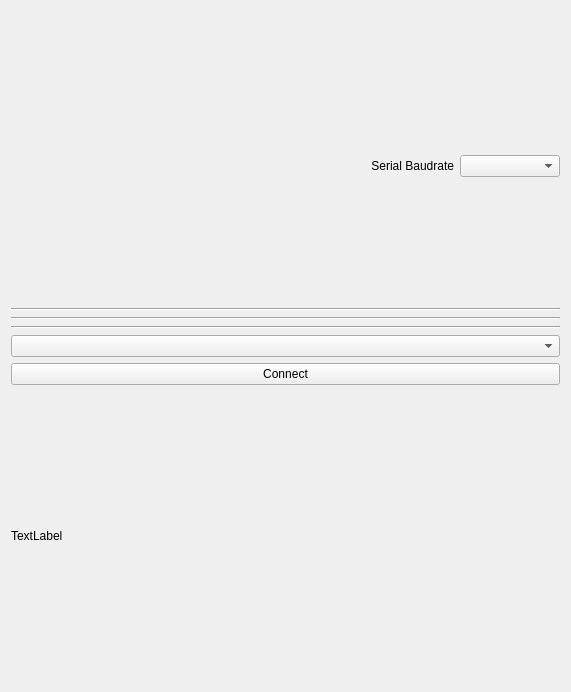
Qt form ground/openpilotgcs/src/plugins/esc/esc.ui (peabody124/TauLabs) before a commit.
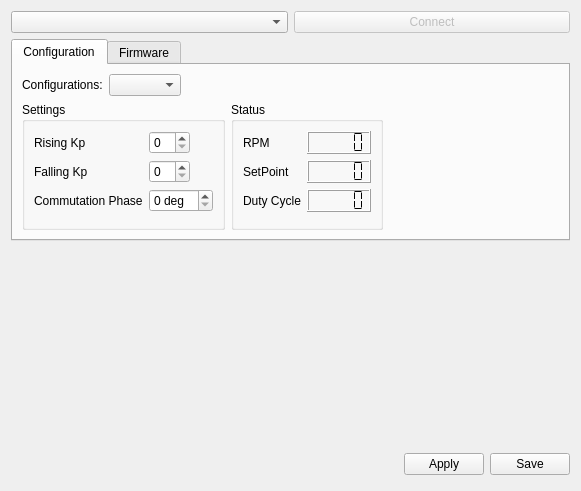
The same form after that commit. Icons and pictures are not drawn.

Commit message: Get the GCS compiling with the ESC configuration plugin, but it's currently a stub.

Patch:
```diff
--- a/ground/openpilotgcs/src/plugins/esc/esc.ui
+++ b/ground/openpilotgcs/src/plugins/esc/esc.ui
@@ -6,8 +6,8 @@
    <rect>
     <x>0</x>
     <y>0</y>
-    <width>571</width>
-    <height>692</height>
+    <width>581</width>
+    <height>491</height>
    </rect>
   </property>
   <property name="windowTitle">
@@ -15,12 +15,12 @@
   </property>
   <layout class="QVBoxLayout" name="verticalLayout">
    <item>
-    <layout class="QGridLayout" name="gridLayout_2">
-     <item row="3" column="4">
-      <widget class="QComboBox" name="comboBox_SerialBaudrate">
+    <layout class="QHBoxLayout" name="horizontalLayout_4">
+     <item>
+      <widget class="QComboBox" name="comboBox_Ports">
        <property name="minimumSize">
         <size>
-         <width>100</width>
+         <width>200</width>
          <height>0</height>
         </size>
        </property>
@@ -29,10 +29,10 @@
        </property>
       </widget>
      </item>
-     <item row="1" column="0">
-      <spacer name="horizontalSpacer">
-       <property name="orientation">
-        <enum>Qt::Horizontal</enum>
+     <item>
+      <widget class="QPushButton" name="connectButton">
+       <property name="enabled">
+        <bool>false</bool>
        </property>
        <property name="sizeHint" stdset="0">
         <size>
@@ -40,92 +40,344 @@
          <height>20</height>
         </size>
        </property>
-      </spacer>
-     </item>
-     <item row="3" column="0">
-      <spacer name="horizontalSpacer_2">
-       <property name="orientation">
-        <enum>Qt::Horizontal</enum>
+       <property name="toolTip">
+        <string>Connect to the modem (when normal telemetry is not used)</string>
        </property>
-       <property name="sizeHint" stdset="0">
-        <size>
-         <width>40</width>
-         <height>20</height>
-        </size>
-       </property>
-      </spacer>
-     </item>
-     <item row="3" column="3">
-      <widget class="QLabel" name="label_15">
        <property name="text">
-        <string>Serial Baudrate</string>
+        <string> Connect </string>
        </property>
-       <property name="alignment">
-        <set>Qt::AlignRight|Qt::AlignTrailing|Qt::AlignVCenter</set>
+       <property name="checkable">
+        <bool>false</bool>
        </property>
       </widget>
      </item>
     </layout>
    </item>
    <item>
-    <widget class="Line" name="line">
-     <property name="orientation">
-      <enum>Qt::Horizontal</enum>
+    <widget class="QTabWidget" name="tabWidget">
+     <property name="currentIndex">
+      <number>0</number>
      </property>
+     <widget class="QWidget" name="tab">
+      <attribute name="title">
+       <string>Configuration</string>
+      </attribute>
+      <layout class="QVBoxLayout" name="verticalLayout_3">
+       <item>
+        <layout class="QHBoxLayout" name="horizontalLayout">
+         <item>
+          <widget class="QLabel" name="label">
+           <property name="text">
+            <string>Configurations:</string>
+           </property>
+          </widget>
+         </item>
+         <item>
+          <widget class="QComboBox" name="comboConfigurations"/>
+         </item>
+         <item>
+          <spacer name="horizontalSpacer">
+           <property name="orientation">
+            <enum>Qt::Horizontal</enum>
+           </property>
+           <property name="sizeHint" stdset="0">
+            <size>
+             <width>40</width>
+             <height>20</height>
+            </size>
+           </property>
+          </spacer>
+         </item>
+        </layout>
+       </item>
+       <item>
+        <layout class="QHBoxLayout" name="horizontalLayout_2">
+         <item>
+          <widget class="QGroupBox" name="groupBox">
+           <property name="title">
+            <string>Settings</string>
+           </property>
+           <layout class="QFormLayout" name="formLayout">
+            <property name="fieldGrowthPolicy">
+             <enum>QFormLayout::FieldsStayAtSizeHint</enum>
+            </property>
+            <item row="0" column="0">
+             <widget class="QLabel" name="label_19">
+              <property name="text">
+               <string>Rising Kp</string>
+              </property>
+             </widget>
+            </item>
+            <item row="0" column="1">
+             <widget class="QSpinBox" name="spinBox"/>
+            </item>
+            <item row="1" column="0">
+             <widget class="QLabel" name="label_2">
+              <property name="text">
+               <string>Falling Kp</string>
+              </property>
+             </widget>
+            </item>
+            <item row="1" column="1">
+             <widget class="QSpinBox" name="spinBox_2"/>
+            </item>
+            <item row="2" column="0">
+             <widget class="QLabel" name="label_3">
+              <property name="text">
+               <string>Commutation Phase</string>
+              </property>
+             </widget>
+            </item>
+            <item row="2" column="1">
+             <widget class="QSpinBox" name="spinBox_3">
+              <property name="suffix">
+               <string> deg</string>
+              </property>
+             </widget>
+            </item>
+           </layout>
+          </widget>
+         </item>
+         <item>
+          <widget class="QGroupBox" name="groupBox_2">
+           <property name="title">
+            <string>Status</string>
+           </property>
+           <layout class="QFormLayout" name="formLayout_2">
+            <item row="0" column="0">
+             <widget class="QLabel" name="label_4">
+              <property name="text">
+               <string>RPM</string>
+              </property>
+             </widget>
+            </item>
+            <item row="1" column="0">
+             <widget class="QLabel" name="label_5">
+              <property name="text">
+               <string>SetPoint</string>
+              </property>
+             </widget>
+            </item>
+            <item row="0" column="1">
+             <widget class="QLCDNumber" name="rpm">
+              <property name="smallDecimalPoint">
+               <bool>false</bool>
+              </property>
+              <property name="mode">
+               <enum>QLCDNumber::Dec</enum>
+              </property>
+              <property name="segmentStyle">
+               <enum>QLCDNumber::Flat</enum>
+              </property>
+              <property name="intValue" stdset="0">
+               <number>0</number>
+              </property>
+             </widget>
+            </item>
+            <item row="1" column="1">
+             <widget class="QLCDNumber" name="lcdNumber_2">
+              <property name="segmentStyle">
+               <enum>QLCDNumber::Flat</enum>
+              </property>
+             </widget>
+            </item>
+            <item row="3" column="0">
+             <widget class="QLabel" name="label_6">
+              <property name="text">
+               <string>Duty Cycle</string>
+              </property>
+             </widget>
+            </item>
+            <item row="3" column="1">
+             <widget class="QLCDNumber" name="dutyCycle">
+              <property name="segmentStyle">
+               <enum>QLCDNumber::Flat</enum>
+              </property>
+             </widget>
+            </item>
+           </layout>
+          </widget>
+         </item>
+         <item>
+          <spacer name="horizontalSpacer_2">
+           <property name="orientation">
+            <enum>Qt::Horizontal</enum>
+           </property>
+           <property name="sizeHint" stdset="0">
+            <size>
+             <width>40</width>
+             <height>20</height>
+            </size>
+           </property>
+          </spacer>
+         </item>
+        </layout>
+       </item>
+      </layout>
+     </widget>
+     <widget class="QWidget" name="tab_2">
+      <attribute name="title">
+       <string>Firmware</string>
+      </attribute>
+      <widget class="QPushButton" name="pushButton">
+       <property name="geometry">
+        <rect>
+         <x>10</x>
+         <y>150</y>
+         <width>539</width>
+         <height>32</height>
+        </rect>
+       </property>
+       <property name="text">
+        <string>Open</string>
+       </property>
+      </widget>
+      <widget class="QWidget" name="horizontalLayoutWidget_3">
+       <property name="geometry">
+        <rect>
+         <x>10</x>
+         <y>30</y>
+         <width>527</width>
+         <height>22</height>
+        </rect>
+       </property>
+       <layout class="QHBoxLayout" name="horizontalLayout_5">
+        <item>
+         <widget class="QLabel" name="label_7">
+          <property name="text">
+           <string>Current Version:</string>
+          </property>
+         </widget>
+        </item>
+        <item>
+         <widget class="QLabel" name="label_8">
+          <property name="text">
+           <string>Version</string>
+          </property>
+         </widget>
+        </item>
+        <item>
+         <spacer name="horizontalSpacer_4">
+          <property name="orientation">
+           <enum>Qt::Horizontal</enum>
+          </property>
+          <property name="sizeHint" stdset="0">
+           <size>
+            <width>40</width>
+            <height>20</height>
+           </size>
+          </property>
+         </spacer>
+        </item>
+       </layout>
+      </widget>
+     </widget>
     </widget>
    </item>
    <item>
-    <widget class="Line" name="line_3">
+    <spacer name="verticalSpacer">
      <property name="orientation">
-      <enum>Qt::Horizontal</enum>
+      <enum>Qt::Vertical</enum>
      </property>
-    </widget>
-   </item>
-   <item>
-    <widget class="Line" name="line_2">
-     <property name="orientation">
-      <enum>Qt::Horizontal</enum>
-     </property>
-    </widget>
-   </item>
-   <item>
-    <widget class="QComboBox" name="comboBox_Ports">
-     <property name="minimumSize">
+     <property name="sizeHint" stdset="0">
       <size>
-       <width>200</width>
-       <height>0</height>
+       <width>20</width>
+       <height>40</height>
       </size>
      </property>
-     <property name="toolTip">
-      <string>Set the PC port the modem is connected too</string>
-     </property>
-    </widget>
+    </spacer>
    </item>
    <item>
-    <widget class="QPushButton" name="connectButton">
-     <property name="enabled">
-      <bool>true</bool>
-     </property>
-     <property name="mouseTracking">
-      <bool>true</bool>
-     </property>
-     <property name="toolTip">
-      <string>Connect to the modem (when normal telemetry is not used)</string>
-     </property>
-     <property name="text">
-      <string> Connect </string>
-     </property>
-    </widget>
-   </item>
-   <item>
-    <widget class="QLabel" name="label_19">
-     <property name="text">
-      <string>TextLabel</string>
-     </property>
-    </widget>
-   </item>
-   <item>
-    <layout class="QHBoxLayout" name="horizontalLayout_12"/>
+    <layout class="QHBoxLayout" name="horizontalLayout_3">
+     <item>
+      <spacer name="horizontalSpacer_3">
+       <property name="orientation">
+        <enum>Qt::Horizontal</enum>
+       </property>
+       <property name="sizeHint" stdset="0">
+        <size>
+         <width>40</width>
+         <height>20</height>
+        </size>
+       </property>
+      </spacer>
+     </item>
+     <item>
+      <widget class="QPushButton" name="cchwHelp">
+       <property name="sizePolicy">
+        <sizepolicy hsizetype="Fixed" vsizetype="Fixed">
+         <horstretch>0</horstretch>
+         <verstretch>0</verstretch>
+        </sizepolicy>
+       </property>
+       <property name="minimumSize">
+        <size>
+         <width>32</width>
+         <height>32</height>
+        </size>
+       </property>
+       <property name="maximumSize">
+        <size>
+         <width>32</width>
+         <height>32</height>
+        </size>
+       </property>
+       <property name="text">
+        <string/>
+       </property>
+       <property name="icon">
+        <iconset resource="../coreplugin/core.qrc">
+         <normaloff>:/core/images/helpicon.svg</normaloff>:/core/images/helpicon.svg</iconset>
+       </property>
+       <property name="iconSize">
+        <size>
+         <width>32</width>
+         <height>32</height>
+        </size>
+       </property>
+       <property name="flat">
+        <bool>true</bool>
+       </property>
+      </widget>
+     </item>
+     <item>
+      <widget class="QPushButton" name="saveTelemetryToRAM">
+       <property name="toolTip">
+        <string>Send to OpenPilot but don't write in SD.
+Beware of not locking yourself out!</string>
+       </property>
+       <property name="autoFillBackground">
+        <bool>true</bool>
+       </property>
+       <property name="styleSheet">
+        <string notr="true"/>
+       </property>
+       <property name="text">
+        <string>Apply</string>
+       </property>
+       <property name="checkable">
+        <bool>false</bool>
+       </property>
+      </widget>
+     </item>
+     <item>
+      <widget class="QPushButton" name="saveTelemetryToSD">
+       <property name="toolTip">
+        <string>Applies and Saves all settings to SD.
+Beware of not locking yourself out!</string>
+       </property>
+       <property name="autoFillBackground">
+        <bool>false</bool>
+       </property>
+       <property name="styleSheet">
+        <string notr="true"/>
+       </property>
+       <property name="text">
+        <string>Save</string>
+       </property>
+      </widget>
+     </item>
+    </layout>
    </item>
   </layout>
  </widget>
```
Left out of the diff: 13 changed lines with no effect on the pictures. The commit also changes 5 other files.
